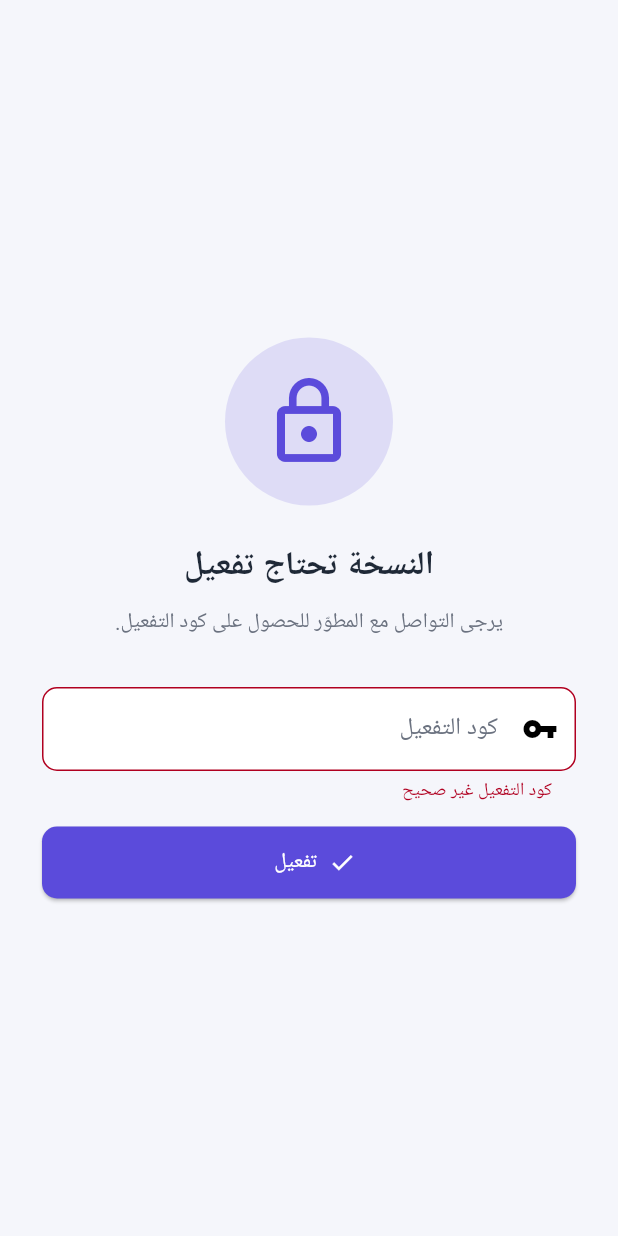
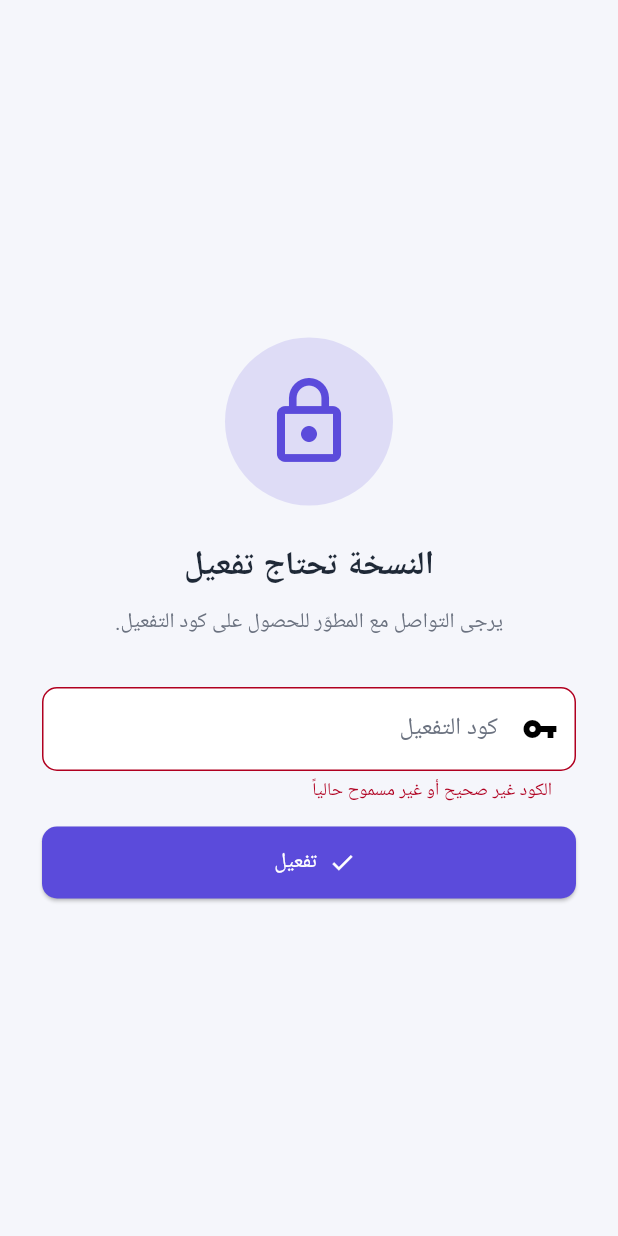
Before and after one commit to MoTechSys/Flutter-Native-App-022, a Flutter app: the LicenseScreen screen opened directly with empty values, after a tap on "تفعيل", on a phone screen of 412 x 824 dp. Run offline on Flutter 3.47's test engine with Material 3 defaults, Android fonts, the phone set to English and light mode, and no system bars; our stand-ins replace shared_preferences, sqflite, sqflite_common_ffi_web; accounts and stored records are empty; network calls fail.

Commit message:
v1.0.1: license is fully remote-controlled (no permanent activation; code read from license.json)

```diff
--- a/lib/screens/license_screen.dart
+++ b/lib/screens/license_screen.dart
@@ -36,7 +36,7 @@ class _LicenseScreenState extends State<LicenseScreen> {
     } else {
       setState(() {
         _busy = false;
-        _error = 'كود التفعيل غير صحيح';
+        _error = 'الكود غير صحيح أو غير مسموح حالياً';
       });
     }
   }
--- a/lib/services/license_service.dart
+++ b/lib/services/license_service.dart
@@ -1,11 +1,12 @@
 // ============================================================
-// CarCare - خدمة الترخيص
-// - يتحقق من ملف التحكم عن بُعد عند كل تشغيل
-// - كود التفعيل يفتح التطبيق نهائياً (مخزّن كبصمة SHA-256 فقط)
+// خدمة الترخيص - ملف التحكم عن بُعد هو المرجع دائماً
+//   { "active": true|false, "code": "XXXX", "message": "..." }
+// - active=false  => يُقفل التطبيق عند كل تشغيل (لا يوجد تفعيل دائم)
+// - code          => كود مؤقت يفتح الجلسة الحالية فقط، ويُقارن بالملف
+//                    (يمكن تغييره/حذفه من GitHub في أي وقت)
 // ============================================================
 
 import 'dart:convert';
-import 'package:crypto/crypto.dart';
 import 'package:http/http.dart' as http;
 import 'package:shared_preferences/shared_preferences.dart';
 
@@ -13,24 +14,13 @@ class LicenseService {
   static const String _remoteUrl =
       'https://raw.githubusercontent.com/MoTechSys/Flutter-Native-App-022/main/license.json';
 
-  // بصمة كود التفعيل (لا يُخزّن الكود نفسه)
-  static const String _activationHash =
-      'c0c96630ba6405df61d55a5b86c4d5aee53f28956f7e4be889c0f244dae655c1';
-
-  static const String _kActivated = 'lic_activated';
   static const String _kBlocked = 'lic_blocked';
   static const String _kMessage = 'lic_message';
+  static const String _kCode = 'lic_code';
 
-  /// نتيجة التحقق
+  /// يُقرأ الملف عند كل تشغيل؛ بدون إنترنت تُستخدم آخر حالة محفوظة
   static Future<LicenseState> check() async {
     final prefs = await SharedPreferences.getInstance();
-
-    // 1) مفعّل بكود؟ يفتح دائماً
-    if (prefs.getBool(_kActivated) == true) {
-      return LicenseState(allowed: true);
-    }
-
-    // 2) نحاول قراءة ملف التحكم عن بُعد
     try {
       final uri = Uri.parse(
         '$_remoteUrl?t=${DateTime.now().millisecondsSinceEpoch}',
@@ -40,34 +30,27 @@ class LicenseService {
         final data = jsonDecode(res.body) as Map<String, dynamic>;
         final active = data['active'] == true;
         final msg = (data['message'] ?? '').toString();
-        // نحفظ آخر حالة معروفة للاستخدام بدون نت
+        final code = (data['code'] ?? '').toString().trim().toUpperCase();
         await prefs.setBool(_kBlocked, !active);
         await prefs.setString(_kMessage, msg);
+        await prefs.setString(_kCode, code);
         return LicenseState(allowed: active, message: msg);
       }
     } catch (_) {
-      // لا يوجد إنترنت أو خطأ -> نستخدم آخر حالة محفوظة
+      // لا يوجد إنترنت -> آخر حالة معروفة
     }
-
-    final blocked = prefs.getBool(_kBlocked) ?? false;
     return LicenseState(
-      allowed: !blocked,
+      allowed: !(prefs.getBool(_kBlocked) ?? false),
       message: prefs.getString(_kMessage) ?? '',
     );
   }
 
-  /// محاولة التفعيل بالكود
-  static Future<bool> activate(String code) async {
-    final hash = sha256
-        .convert(utf8.encode(code.trim().toUpperCase()))
-        .toString();
-    if (hash == _activationHash) {
-      final prefs = await SharedPreferences.getInstance();
-      await prefs.setBool(_kActivated, true);
-      await prefs.setBool(_kBlocked, false);
-      return true;
-    }
-    return false;
+  /// فتح مؤقت للجلسة الحالية فقط إذا طابق الكود ما في الملف
+  static Future<bool> activate(String input) async {
+    final prefs = await SharedPreferences.getInstance();
+    final code = prefs.getString(_kCode) ?? '';
+    if (code.isEmpty) return false; // لا يوجد كود مسموح حالياً
+    return input.trim().toUpperCase() == code;
   }
 }
 
--- a/pubspec.yaml
+++ b/pubspec.yaml
@@ -1,7 +1,7 @@
 name: eduacademy
 description: "EduAcademy - تطبيق أكاديمي وإدارة دورات تعليمية"
 publish_to: 'none'
-version: 1.0.0+1
+version: 1.0.1+2
 
 environment:
   sdk: ^3.9.2
@@ -16,6 +16,7 @@ dependencies:
   shared_preferences: 2.5.3
   http: 1.5.0
   crypto: ^3.0.3
+
   intl: any
 
 dev_dependencies:
```
